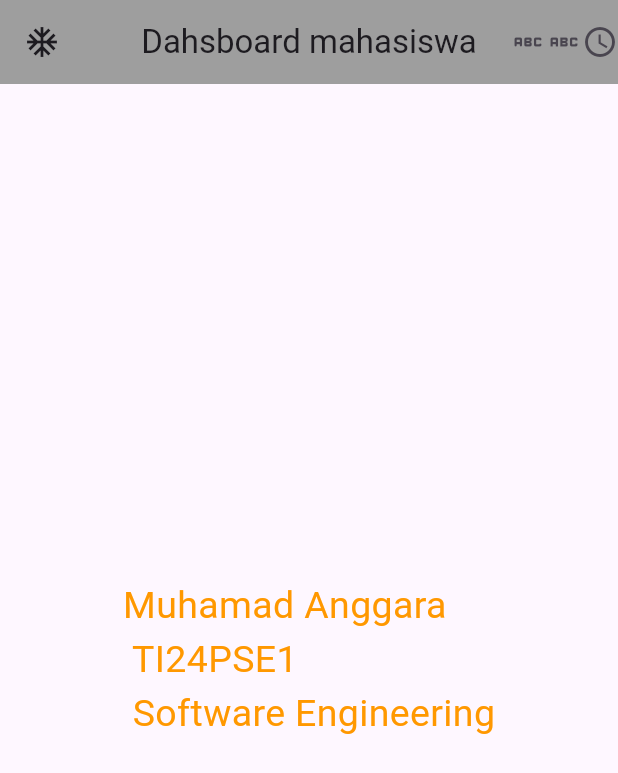
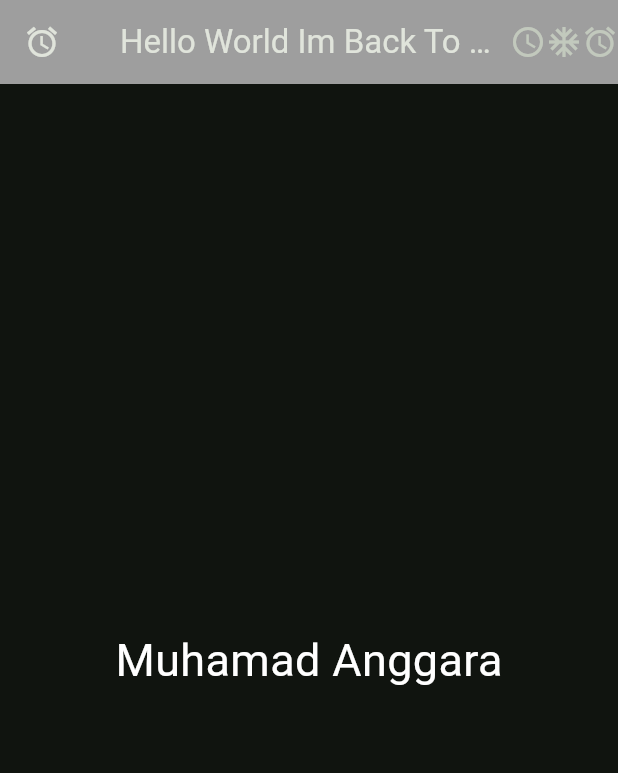
Before and after one commit to MuhamadAnggara/Latihan5-Flutter, a Flutter app: the screen it shows after launch, on a phone screen of 412 x 824 dp. Shown: the top 773 px of the screen. Run offline on Flutter 3.47's test engine with Material 3 defaults, Android fonts, the phone set to English and light mode, and no system bars.

Commit message:
Latihan 4: Tema Gelap dark

```diff
--- a/lib/main.dart
+++ b/lib/main.dart
@@ -11,10 +11,13 @@ class MyApp extends StatelessWidget {
   Widget build(BuildContext context) {
     return MaterialApp(
       debugShowCheckedModeBanner: false,
-      title: 'Apk Mahasiswa',
-      theme: ThemeData(
-        primaryColor: Colors.blueGrey
+      title: 'Aplikasi Mahasiswa',
+      darkTheme: ThemeData(
+        brightness: Brightness.dark,
+        colorScheme: ColorScheme.fromSeed(seedColor: Colors.green,
+        brightness: Brightness.dark),
       ),
+      themeMode: ThemeMode.dark,
       home: HomePage2(),
     );
   }
@@ -27,20 +30,20 @@ class HomePage2 extends StatelessWidget {
   Widget build(BuildContext context) {
     return Scaffold(
       appBar: AppBar(
-        title: const Text('Dahsboard mahasiswa'),
         backgroundColor: Colors.grey,
+        leading: const Icon(Icons.access_alarms),
+        title: const Text('Hello World Im Back To learned Flutter'),
         centerTitle: true,
-        leading: Icon(Icons.ac_unit),
         actions: [
-          Icon(Icons.abc_rounded),
-          Icon(Icons.abc),
           Icon(Icons.access_time),
+          Icon(Icons.ac_unit),
+          Icon(Icons.access_alarms),
         ],
       ),
       body: const Center(
-        child: Text('Muhamad Anggara\n TI24PSE1\n Software Engineering',
-        style: TextStyle(fontSize: 25,
-        color: Colors.orange),
+        child: Text('Muhamad Anggara',
+        style: TextStyle(fontSize: 30,
+        color: Colors.white),
         ),
       ),
     );
```
